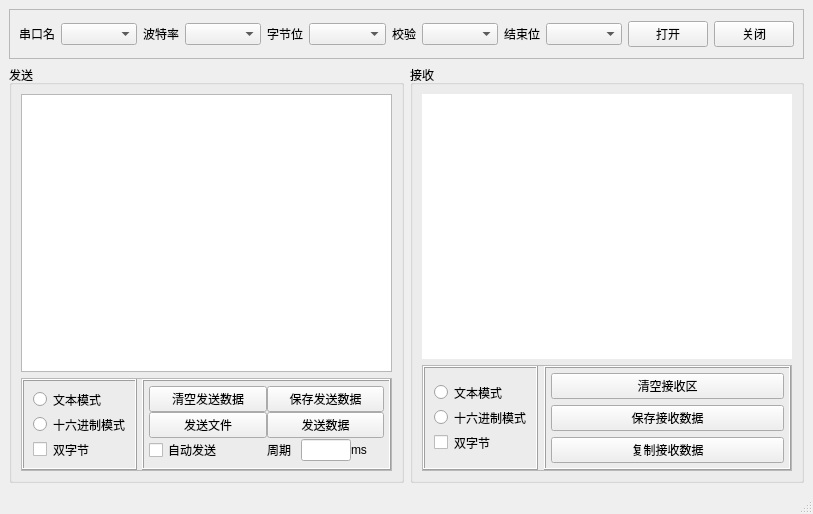
Qt form MainWindow.ui (kerwinxu/ComHelper) before a commit.
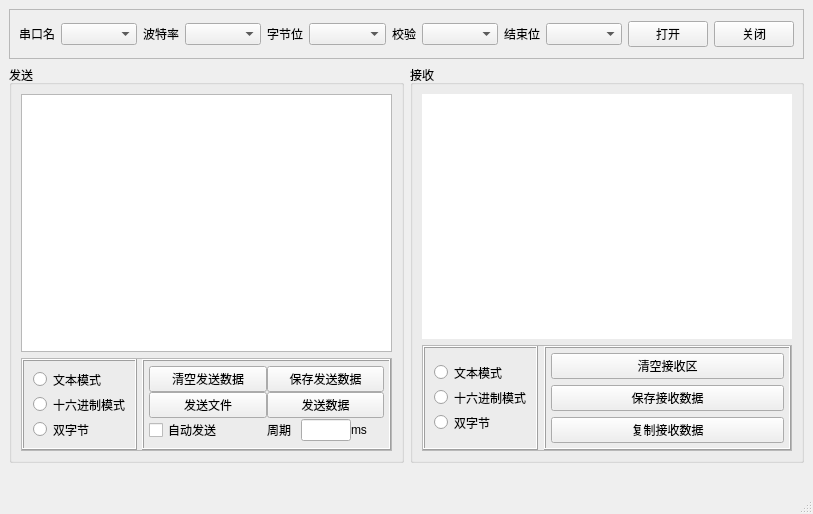
The same form after that commit.

Patch:
```diff
--- a/MainWindow.ui
+++ b/MainWindow.ui
@@ -254,7 +254,7 @@
                       </widget>
                      </item>
                      <item>
-                      <widget class="QCheckBox" name="chk_send_double_byte">
+                      <widget class="QRadioButton" name="radio_send_doublebyte">
                        <property name="toolTip">
                         <string>比如发送单字符'A'，实际发送的是双字符'41'，'A'=0x41</string>
                        </property>
@@ -485,7 +485,7 @@
                         </widget>
                        </item>
                        <item>
-                        <widget class="QCheckBox" name="chk_recv_double_byte">
+                        <widget class="QRadioButton" name="radio_recv_doublebyte">
                          <property name="toolTip">
                           <string>比如接收的是双字符'41'，转换成单字符'A', 'A'=0x41</string>
                          </property>
@@ -572,6 +572,13 @@
         </item>
        </layout>
       </item>
+      <item>
+       <widget class="QLabel" name="lbl_state">
+        <property name="text">
+         <string/>
+        </property>
+       </widget>
+      </item>
      </layout>
     </item>
    </layout>
```
Left out of the diff: 2 changed lines with no effect on the pictures.
